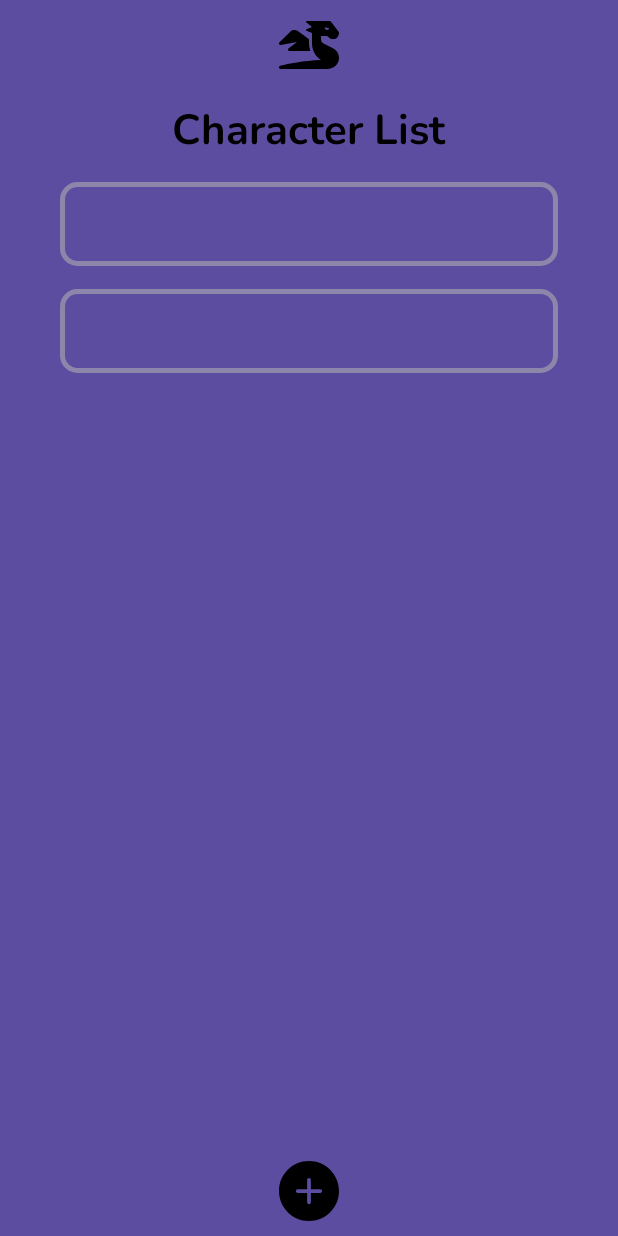
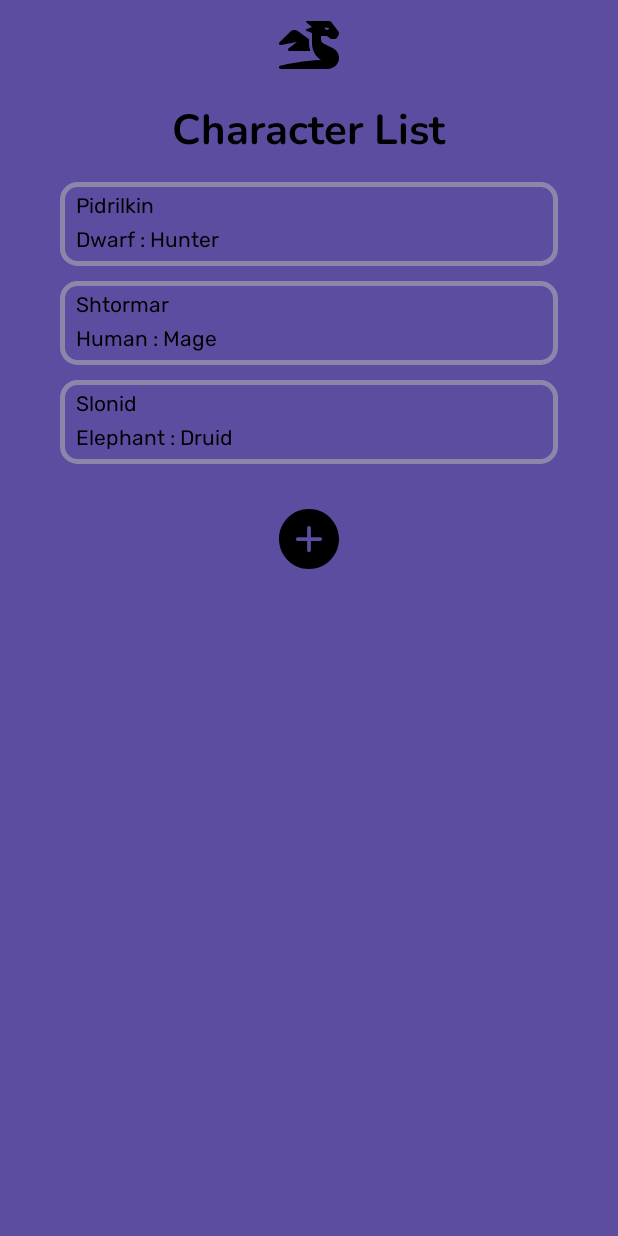
Before and after one commit to WadKos/dnd-character-app, an Android app: the screen it shows after launch (MainActivity), on a phone screen of 412 x 824 dp. Run offline under Robolectric (Android 15) with nearby library versions, the phone set to English and light mode, and no system bars.

Commit message:
add RecyclerView

```diff
--- /dev/null
+++ b/app/src/main/java/ru/akostiuchek/dnd_application/Character.kt
@@ -0,0 +1,10 @@
+package ru.akostiuchek.dnd_application
+
+data class Character(
+    val id: Int,
+    var characterName: String,
+    var characterRace: String,
+    var characterClass: String,
+) {
+
+}
--- a/app/src/main/java/ru/akostiuchek/dnd_application/MainActivity.kt
+++ b/app/src/main/java/ru/akostiuchek/dnd_application/MainActivity.kt
@@ -2,12 +2,56 @@ package ru.akostiuchek.dnd_application
 
 import androidx.appcompat.app.AppCompatActivity
 import android.os.Bundle
+import androidx.recyclerview.widget.LinearLayoutManager
+import androidx.recyclerview.widget.RecyclerView
+import ru.akostiuchek.dnd_application.Character
 
 class MainActivity : AppCompatActivity() {
 
+//    var listOfCharacter: MutableList<Character> = mutableListOf<Character>()
+
+    private lateinit var newRecyclerView: RecyclerView
+    private lateinit var newArrayList: ArrayList<Character>
+    lateinit var characterName : Array<String>
+    lateinit var characterRace : Array<String>
+    lateinit var characterClass : Array<String>
 
     override fun onCreate(savedInstanceState: Bundle?) {
         super.onCreate(savedInstanceState)
         setContentView(R.layout.activity_main)
+
+        characterName = arrayOf(
+            "Pidrilkin",
+            "Shtormar",
+            "Slonid",
+        )
+
+        characterRace = arrayOf(
+            "Dwarf",
+            "Human",
+            "Elephant",
+        )
+
+        characterClass = arrayOf(
+            "Hunter",
+            "Mage",
+            "Druid",
+        )
+
+        newRecyclerView = findViewById(R.id.recyclerView)
+        newRecyclerView.layoutManager = LinearLayoutManager(this)
+        newRecyclerView.setHasFixedSize(true)
+
+        newArrayList = arrayListOf<Character>()
+        getUserData()
+    }
+
+    private fun getUserData() {
+        for (i in characterName.indices) {
+            val character = Character(i, characterName[i], characterRace[i], characterClass[i])
+            newArrayList.add(character)
+        }
+
+        newRecyclerView.adapter = MyAdapter(newArrayList)
     }
 }
--- /dev/null
+++ b/app/src/main/java/ru/akostiuchek/dnd_application/MyAdapter.kt
@@ -0,0 +1,36 @@
+package ru.akostiuchek.dnd_application
+
+import android.annotation.SuppressLint
+import android.view.LayoutInflater
+import android.view.View
+import android.view.ViewGroup
+import android.widget.TextView
+import androidx.recyclerview.widget.RecyclerView
+
+class MyAdapter(private val characterList : ArrayList<Character>) : RecyclerView.Adapter<MyAdapter.MyViewHolder>() {
+
+
+
+    override fun onCreateViewHolder(parent: ViewGroup, viewType: Int): MyViewHolder {
+        val characterView = LayoutInflater.from(parent.context).inflate(R.layout.character_view, parent, false)
+        return MyViewHolder(characterView)
+    }
+
+    override fun getItemCount(): Int {
+        return characterList.size
+    }
+
+    @SuppressLint("SetTextI18n")
+    override fun onBindViewHolder(holder: MyViewHolder, position: Int) {
+        val currentItem = characterList[position]
+        holder.tvName.text = currentItem.characterName
+        holder.tvRaceClass.text = "${currentItem.characterRace} : ${currentItem.characterClass}"
+    }
+
+    class MyViewHolder(characterView: View) : RecyclerView.ViewHolder(characterView) {
+
+
+        val tvName : TextView = characterView.findViewById(R.id.name)
+        val tvRaceClass : TextView = characterView.findViewById(R.id.raceClass)
+    }
+}
--- a/app/src/main/res/drawable/shape_character_border.xml
+++ b/app/src/main/res/drawable/shape_character_border.xml
@@ -2,4 +2,5 @@
 <shape xmlns:android="http://schemas.android.com/apk/res/android">
     <stroke android:color="@color/border_gray" android:width="3dp"/>
     <corners android:radius="10dp"/>
+    <solid android:color="@color/background_color"/>
 </shape>
--- a/app/src/main/res/layout/activity_main.xml
+++ b/app/src/main/res/layout/activity_main.xml
@@ -31,71 +31,21 @@
         app:layout_constraintTop_toBottomOf="@+id/imageView" />
 
     <LinearLayout
+        android:id="@+id/linearLayout"
         android:layout_width="match_parent"
         android:layout_height="wrap_content"
+        android:layout_marginHorizontal="40dp"
+        android:layout_marginTop="15dp"
         android:orientation="vertical"
-        android:layout_marginTop="15dp"
-        android:layout_marginHorizontal="40dp"
         app:layout_constraintEnd_toEndOf="parent"
         app:layout_constraintStart_toStartOf="parent"
         app:layout_constraintTop_toBottomOf="@+id/textView">
 
-        <LinearLayout
-            android:id="@+id/character1"
+
+        <androidx.recyclerview.widget.RecyclerView
             android:layout_width="match_parent"
             android:layout_height="wrap_content"
-            android:orientation="vertical"
-            android:padding="5dp"
-            android:background="@drawable/shape_character_border">
-
-            <TextView
-                android:id="@+id/name1"
-                android:layout_width="wrap_content"
-                android:layout_height="wrap_content"
-                android:layout_marginStart="5dp"
-                android:text=""
-                android:fontFamily="@font/rubik_regular"
-                android:textColor="@color/black"
-                tools:text="Name"/>
-            <TextView
-                android:id="@+id/raceClass1"
-                android:layout_width="wrap_content"
-                android:layout_height="wrap_content"
-                android:layout_marginStart="5dp"
-                android:text=""
-                android:fontFamily="@font/rubik_regular"
-                android:textColor="@color/black"
-                tools:text="Race : Class"/>
-        </LinearLayout>
-
-        <LinearLayout
-            android:id="@+id/character2"
-            android:layout_marginTop="15dp"
-            android:layout_width="match_parent"
-            android:layout_height="wrap_content"
-            android:orientation="vertical"
-            android:padding="5dp"
-            android:background="@drawable/shape_character_border">
-
-            <TextView
-                android:id="@+id/name2"
-                android:layout_width="wrap_content"
-                android:layout_height="wrap_content"
-                android:layout_marginStart="5dp"
-                android:text=""
-                android:fontFamily="@font/rubik_regular"
-                android:textColor="@color/black"
-                tools:text="Name"/>
-            <TextView
-                android:id="@+id/raceClass2"
-                android:layout_width="wrap_content"
-                android:layout_height="wrap_content"
-                android:layout_marginStart="5dp"
-                android:text=""
-                android:fontFamily="@font/rubik_regular"
-                android:textColor="@color/black"
-                tools:text="Race : Class"/>
-        </LinearLayout>
+            android:id="@+id/recyclerView"/>
 
 
     </LinearLayout>
@@ -104,10 +54,10 @@
         android:id="@+id/icPlus"
         android:layout_width="40dp"
         android:layout_height="40dp"
+        android:layout_marginTop="20dp"
         android:src="@drawable/ic_plus"
-        android:layout_marginBottom="10dp"
-        app:layout_constraintBottom_toBottomOf="parent"
         app:layout_constraintEnd_toEndOf="parent"
-        app:layout_constraintStart_toStartOf="parent"/>
+        app:layout_constraintStart_toStartOf="parent"
+        app:layout_constraintTop_toBottomOf="@+id/linearLayout" />
 
 </androidx.constraintlayout.widget.ConstraintLayout>
--- /dev/null
+++ b/app/src/main/res/layout/character_view.xml
@@ -0,0 +1,37 @@
+<?xml version="1.0" encoding="utf-8"?>
+<RelativeLayout xmlns:android="http://schemas.android.com/apk/res/android"
+    android:layout_width="match_parent"
+    android:layout_height="wrap_content"
+    xmlns:tools="http://schemas.android.com/tools">
+
+    <LinearLayout
+        android:layout_width="match_parent"
+        android:layout_height="wrap_content"
+        android:layout_alignParentTop="true"
+        android:layout_marginBottom="10dp"
+        android:background="@drawable/shape_character_border"
+        android:orientation="vertical"
+        android:padding="5dp">
+
+        <TextView
+            android:id="@+id/name"
+            tools:text="Name"
+            android:layout_width="wrap_content"
+            android:layout_height="wrap_content"
+            android:layout_marginStart="5dp"
+            android:fontFamily="@font/rubik_regular"
+            android:text=""
+            android:textColor="@color/black" />
+
+        <TextView
+            android:id="@+id/raceClass"
+            tools:text="Race : Class"
+            android:layout_width="wrap_content"
+            android:layout_height="wrap_content"
+            android:layout_marginStart="5dp"
+            android:fontFamily="@font/rubik_regular"
+            android:text=""
+            android:textColor="@color/black" />
+    </LinearLayout>
+
+</RelativeLayout>
```
